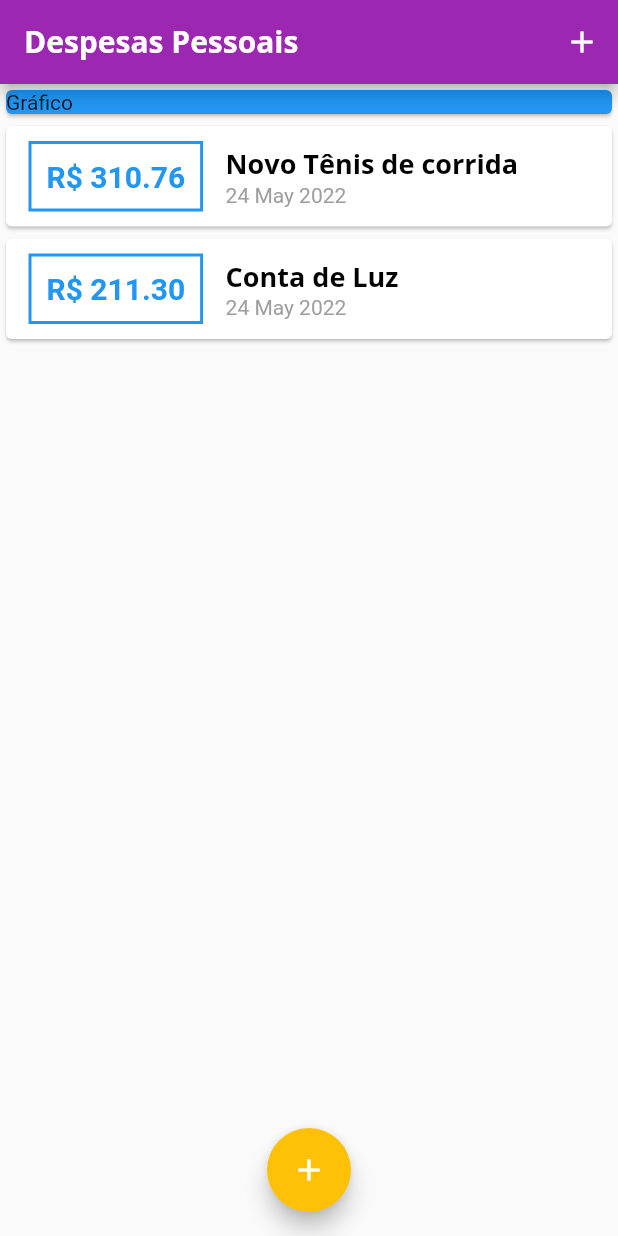
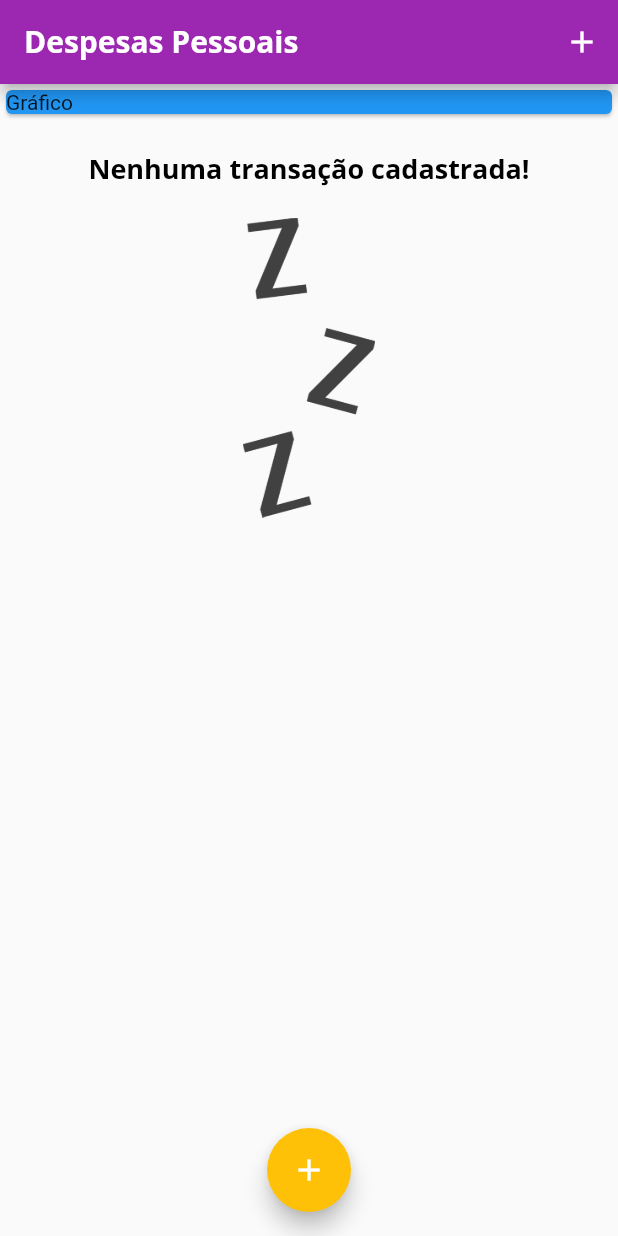
Before and after one commit to Italo-Nogueira/PersonalExpenses-Flutter, a Flutter app: the screen it shows after launch, on a phone screen of 412 x 824 dp. Run offline on Flutter 3.47's test engine with Material 2 defaults, Android fonts, the phone set to English and light mode, and no system bars.

Commit message:
feat(TransactionList): add Image

```diff
--- a/lib/components/transaction_list.dart
+++ b/lib/components/transaction_list.dart
@@ -12,7 +12,25 @@ class TransactionList extends StatelessWidget {
   Widget build(BuildContext context) {
     return SizedBox(
       height: 300,
-      child: ListView.builder(
+      child: transactions.isEmpty? Column(
+        children: [
+          const SizedBox(
+            height: 20,
+          ),
+          Text('Nenhuma transação cadastrada!',
+              style: Theme.of(context).textTheme.headline6,
+          ),
+           const SizedBox(
+            height: 20,
+          ),
+          SizedBox(
+            height: 200,
+            child: Image.asset('assets/images/waiting.png',
+              fit: BoxFit.cover,
+            ),
+          ),
+        ],
+      ) : ListView.builder(
         itemCount: transactions.length,
         itemBuilder: (context, index) {
           final transaction = transactions[index];
@@ -26,7 +44,7 @@ class TransactionList extends StatelessWidget {
                   ),
                   decoration: BoxDecoration(
                     border: Border.all(
-                      color: Theme.of(context).primaryColor,
+                      color: Theme.of(context).colorScheme.primary,
                       width: 2,
                     ),
                   ),
@@ -36,7 +54,7 @@ class TransactionList extends StatelessWidget {
                     style: TextStyle(
                       fontWeight: FontWeight.bold,
                       fontSize: 20,
-                      color: Theme.of(context).primaryColor,
+                      color: Theme.of(context).colorScheme.primary,
                     ),
                   ),
                 ),
--- a/lib/main.dart
+++ b/lib/main.dart
@@ -50,19 +50,19 @@ class MyHomePage extends StatefulWidget {
 
 class _MyHomePageState extends State<MyHomePage> {
 
-  final _transactions = [
-    Transaction(
-      id: 't1',
-      title: 'Novo Tênis de corrida',
-      value: 310.76,
-      date: DateTime.now(),
-    ),
-    Transaction(
-      id: 't2',
-      title: 'Conta de Luz',
-      value: 211.30,
-      date: DateTime.now(),
-    ),
+  final List<Transaction> _transactions = [
+    // Transaction(
+    //   id: 't1',
+    //   title: 'Novo Tênis de corrida',
+    //   value: 310.76,
+    //   date: DateTime.now(),
+    // ),
+    // Transaction(
+    //   id: 't2',
+    //   title: 'Conta de Luz',
+    //   value: 211.30,
+    //   date: DateTime.now(),
+    // ),
   ];
 
 
--- a/pubspec.yaml
+++ b/pubspec.yaml
@@ -57,8 +57,8 @@ flutter:
   uses-material-design: true
 
   # To add assets to your application, add an assets section, like this:
-  # assets:
-  #   - images/a_dot_burr.jpeg
+  assets:
+    - assets/images/waiting.png
   #   - images/a_dot_ham.jpeg
 
   # An image asset can refer to one or more resolution-specific "variants", see
```
Also changed, not shown: assets/images/waiting.png (added).
